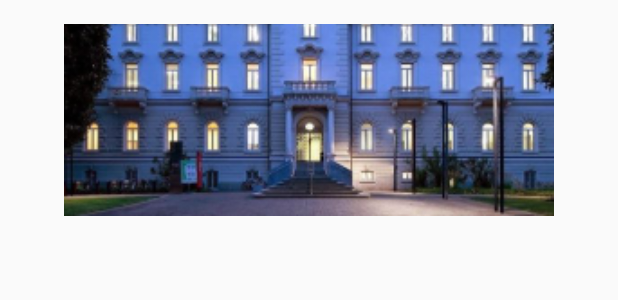
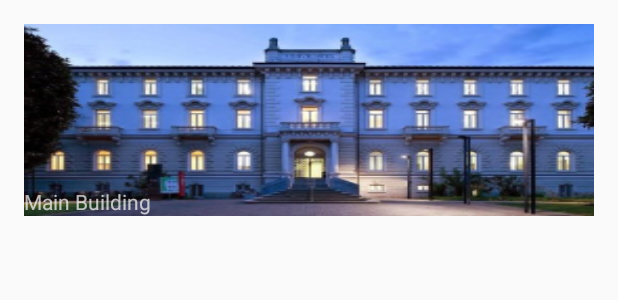
Before and after one commit to costanzavolpini/USIRooms, an Android app: the layout nav_header_free_rooms.xml on its own in the app's theme, with its tools: preview values and no code run, on a phone screen of 412 x 824 dp. Shown: the top 300 px of the screen. Run offline under Robolectric (Android 15) with nearby library versions, the phone set to English and light mode, and no system bars.

Commit message:
Image main building.png
Not perfect, we need to fix it

```diff
--- a/AndroidStudio/USIRooms/app/src/main/res/layout/nav_header_free_rooms.xml
+++ b/AndroidStudio/USIRooms/app/src/main/res/layout/nav_header_free_rooms.xml
@@ -9,32 +9,22 @@
     android:paddingLeft="@dimen/activity_horizontal_margin"
     android:paddingRight="@dimen/activity_horizontal_margin"
     android:paddingTop="@dimen/activity_vertical_margin"
-    android:theme="@style/ThemeOverlay.AppCompat.Dark">
+    android:theme="@style/ThemeOverlay.AppCompat.Dark"
+    android:weightSum="1">
 
-    <ImageView
-        android:id="@+id/imageView"
-        android:layout_width="wrap_content"
-        android:layout_height="wrap_content"
-        android:paddingTop="@dimen/nav_header_vertical_spacing"
-        android:src="@android:drawable/sym_def_app_icon" />
-
-    <TextView
-        android:layout_width="match_parent"
-        android:layout_height="wrap_content"
-        android:paddingTop="@dimen/nav_header_vertical_spacing"
-        android:text="FreeRooms"
-        android:textAppearance="@style/TextAppearance.AppCompat.Body1" />
 
     <TextView
         android:id="@+id/textView"
-        android:layout_width="wrap_content"
-        android:layout_height="wrap_content"
-        android:text="Main Building" />
-
-    <ImageView
         android:layout_width="match_parent"
-        android:layout_height="200dp"
-        android:paddingTop="@dimen/nav_header_vertical_spacing"
-        android:src="@mipmap/mainbuilding"/>
+        android:layout_height="match_parent"
+        android:text="@string/main_building"
+        android:background="@mipmap/mainbuilding"
+        android:layout_weight="0.50"
+        android:gravity="bottom|left"
+        android:padding="0dp"
+        android:paddingLeft="0dp"
+        android:paddingTop="0dp"
+        android:paddingRight="0dp"
+        android:paddingBottom="0dp" />
 
 </LinearLayout>
--- /dev/null
+++ b/AndroidStudio/USIRooms/app/src/main/res/values-v21/strings.xml
@@ -0,0 +1,5 @@
+<?xml version="1.0" encoding="utf-8"?>
+<resources>
+    <string name="main_building"> Main Building</string>
+    <string name="freerooms">FreeRooms</string>
+</resources>
--- /dev/null
+++ b/AndroidStudio/USIRooms/app/src/main/res/values-w820dp/strings.xml
@@ -0,0 +1,5 @@
+<?xml version="1.0" encoding="utf-8"?>
+<resources>
+    <string name="main_building"> Main Building</string>
+    <string name="freerooms">FreeRooms</string>
+</resources>
--- a/AndroidStudio/USIRooms/app/src/main/res/values/strings.xml
+++ b/AndroidStudio/USIRooms/app/src/main/res/values/strings.xml
@@ -5,4 +5,6 @@
     <string name="navigation_drawer_close">Close navigation drawer</string>
 
     <string name="action_settings">Settings</string>
+    <string name="main_building"> Main Building</string>
+    <string name="freerooms">FreeRooms</string>
 </resources>
```
